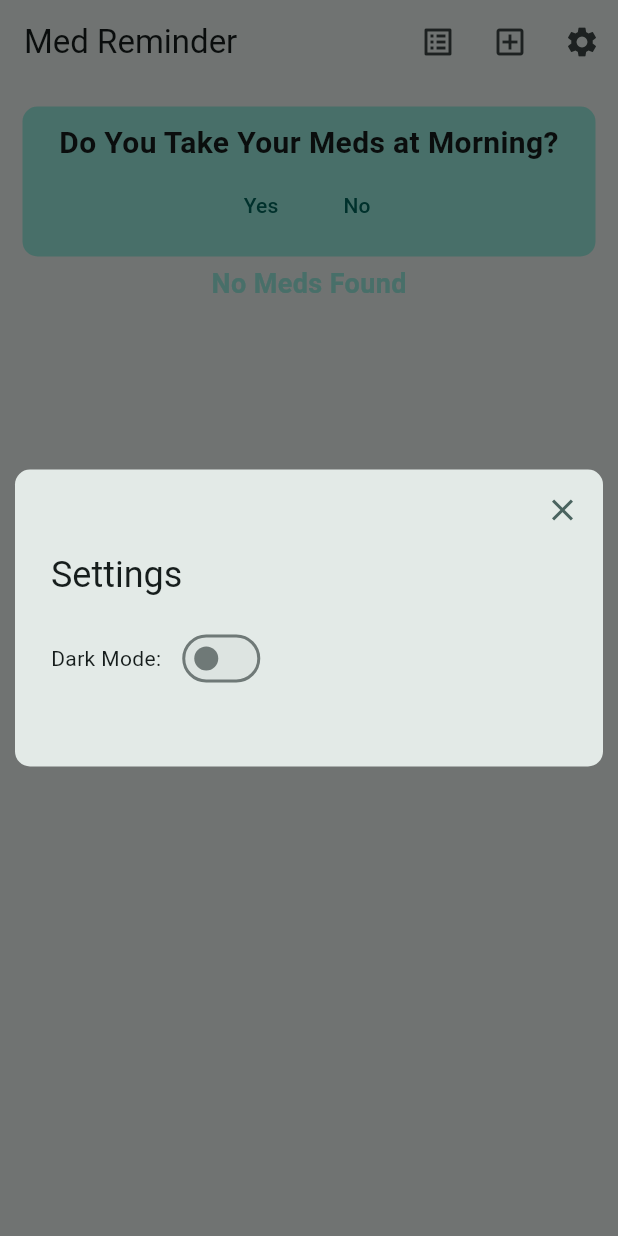
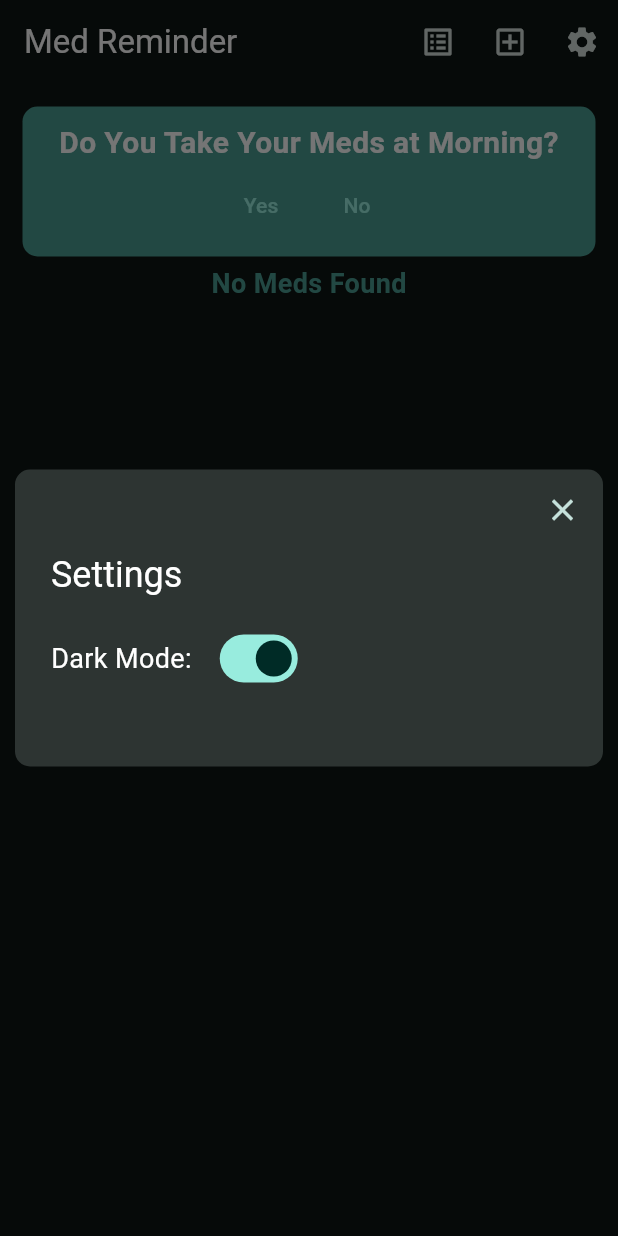
Before and after one commit to FISohan/med_reminder, a Flutter app: the screen it shows after launch, after a tap on the "settings" icon, on a phone screen of 412 x 824 dp. Run offline on Flutter 3.47's test engine with Material 3 defaults, Android fonts, the phone set to English and light mode, and no system bars; our stand-ins replace flutter_local_notifications, image_picker, objectbox, shared_preferences; missing offline and left inert: android_alarm_manager_plus; generated files the repository leaves out were written again.

Commit message:
Implement Persisted Dark mode

```diff
--- a/lib/main.dart
+++ b/lib/main.dart
@@ -8,8 +8,10 @@ import 'package:med_reminder/ui/home_page/home_page.dart';
 import 'package:med_reminder/ui/home_page/homepage_viewmodel.dart';
 import 'package:med_reminder/utils/theme_switch.dart';
 import 'package:provider/provider.dart';
+import 'package:shared_preferences/shared_preferences.dart';
 
 late ObjectBoxService objectBoxService;
+late SharedPreferences sharedPreferences;
 
 Future<void> main() async {
   WidgetsFlutterBinding.ensureInitialized();
@@ -21,7 +23,7 @@ Future<void> main() async {
   await FlutterLocalNotificationsPlugin().initialize(initializationSettings);
   await AndroidAlarmManager.initialize();
   objectBoxService = await ObjectBoxService.create();
-
+  sharedPreferences = await SharedPreferences.getInstance();
   runApp(
     MultiProvider(
       providers: [
@@ -38,6 +40,9 @@ Future<void> main() async {
                 medRepository: context.read<IMedRepository>(),
               ),
         ),
+        ChangeNotifierProvider(
+          create: (_) => ThemeSwitch(sharedPreferences: sharedPreferences),
+        ),
       ],
       child: const MyApp(),
     ),
@@ -46,23 +51,29 @@ Future<void> main() async {
 
 class MyApp extends StatelessWidget {
   const MyApp({super.key});
-
   // This widget is the root of your application.
   @override
   Widget build(BuildContext context) {
-    return ValueListenableBuilder(
-      valueListenable: isDarkModeNotifier,
-      builder: (_, mode, _) {
-        return MaterialApp(
-          theme: ThemeData(
-            colorScheme: ColorScheme.fromSeed(
-              seedColor: Colors.teal,
-              brightness: mode ? Brightness.dark : Brightness.light,
+    ThemeSwitch themeSwitch = context.watch<ThemeSwitch>();
+
+    return ListenableBuilder(
+      listenable: themeSwitch,
+      builder:
+          (context, _) => MaterialApp(
+            theme: ThemeData(
+              colorScheme: ColorScheme.fromSeed(
+                seedColor: Colors.teal,
+                brightness:
+                    themeSwitch.isDarkTheme
+                        ? Brightness.dark
+                        : Brightness.light,
+                contrastLevel: 0.5,
+              ),
             ),
+            home: HomePage(viewmodel: context.read(), themeSwitch: themeSwitch),
           ),
-          home: HomePage(viewmodel: context.read<HomepageViewmodel>()),
-        );
-      },
     );
+
+    ///-----
   }
 }
--- a/lib/ui/home_page/home_page.dart
+++ b/lib/ui/home_page/home_page.dart
@@ -10,12 +10,19 @@ import 'package:med_reminder/utils/get_dose_quantity.dart';
 import 'package:med_reminder/utils/get_time_of_day.dart';
 import 'package:med_reminder/utils/show_notification.dart';
 import 'package:med_reminder/utils/theme_switch.dart';
+import 'package:provider/provider.dart';
+import 'package:shared_preferences/shared_preferences.dart';
 
 //@TODO:Implement photo preview
 
 class HomePage extends StatefulWidget {
   final HomepageViewmodel viewmodel;
-  const HomePage({super.key, required this.viewmodel});
+  final ThemeSwitch themeSwitch;
+  const HomePage({
+    super.key,
+    required this.viewmodel,
+    required this.themeSwitch,
+  });
 
   @override
   State<HomePage> createState() => _HomePageState();
@@ -25,8 +32,7 @@ class _HomePageState extends State<HomePage> {
   late String dayOfTime;
   List<Med> meds = [];
   bool isEmpty = false;
-  bool isDarkMode = false;
-
+  late SharedPreferences pref;
   @override
   void initState() {
     dayOfTime = getTimeOfDay();
@@ -71,15 +77,15 @@ class _HomePageState extends State<HomePage> {
                     Row(
                       spacing: 10,
                       children: [
-                        Text("Dark Mode:"),
+                        Text("Dark Mode: ", style: TextStyle(fontSize: 18)),
                         StatefulBuilder(
                           builder: (context, setSateDialog) {
                             return Switch(
-                              value: isDarkMode,
-                              onChanged: (bool value) {
+                              value: widget.themeSwitch.isDarkTheme,
+
+                              onChanged: (bool value) async {
                                 setSateDialog(() {
-                                  isDarkMode = value;
-                                  isDarkModeNotifier.value = isDarkMode;
+                                  widget.themeSwitch.setTheme(value);
                                 });
                               },
                             );
--- a/lib/ui/home_page/homepage_viewmodel.dart
+++ b/lib/ui/home_page/homepage_viewmodel.dart
@@ -28,6 +28,6 @@ class HomepageViewmodel extends ChangeNotifier {
         }),
       ),
     );
-    notifyListeners();
+    //notifyListeners();
   }
 }
--- a/lib/utils/theme_switch.dart
+++ b/lib/utils/theme_switch.dart
@@ -1,3 +1,21 @@
 import 'package:flutter/material.dart';
+import 'package:shared_preferences/shared_preferences.dart';
 
-ValueNotifier<bool> isDarkModeNotifier = ValueNotifier(false);
+class ThemeSwitch extends ChangeNotifier {
+  final SharedPreferences sharedPreferences;
+  ThemeSwitch({required this.sharedPreferences}) {
+    _initTheme();
+  }
+
+  bool isDarkTheme = true;
+  void setTheme(bool isDark) {
+    isDarkTheme = isDark;
+    sharedPreferences.setBool("isDark", isDark);
+    notifyListeners();
+  }
+
+  void _initTheme() {
+    isDarkTheme = sharedPreferences.getBool("isDark") ?? true;
+    print("Darkk-----------------------> $isDarkTheme");
+  }
+}
```
